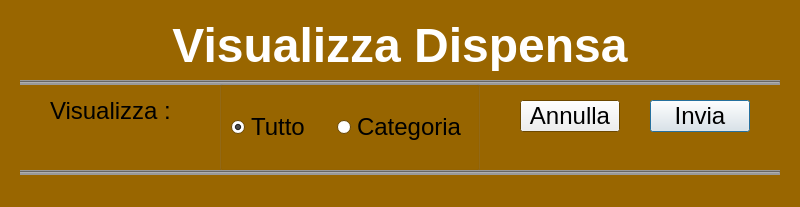
The window that Source/visualizza.ui (LoboBlanco761/Dispensa) describes before a commit, drawn with Qt 5.
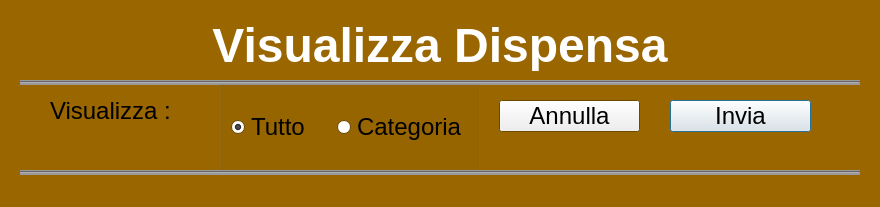
The same window after the commit.

Patch:
```diff
--- a/Source/visualizza.ui
+++ b/Source/visualizza.ui
@@ -6,7 +6,7 @@
    <rect>
     <x>0</x>
     <y>0</y>
-    <width>800</width>
+    <width>880</width>
     <height>207</height>
    </rect>
   </property>
@@ -68,9 +68,9 @@
   <widget class="QLabel" name="label">
    <property name="geometry">
     <rect>
-     <x>20</x>
+     <x>10</x>
      <y>20</y>
-     <width>760</width>
+     <width>860</width>
      <height>51</height>
     </rect>
    </property>
@@ -157,7 +157,7 @@
     <rect>
      <x>20</x>
      <y>80</y>
-     <width>760</width>
+     <width>840</width>
      <height>5</height>
     </rect>
    </property>
@@ -216,9 +216,9 @@
   <widget class="QPushButton" name="pushButton_2">
    <property name="geometry">
     <rect>
-     <x>650</x>
+     <x>670</x>
      <y>100</y>
-     <width>100</width>
+     <width>141</width>
      <height>32</height>
     </rect>
    </property>
@@ -231,7 +231,7 @@
     <rect>
      <x>20</x>
      <y>170</y>
-     <width>760</width>
+     <width>840</width>
      <height>5</height>
     </rect>
    </property>
@@ -245,9 +245,9 @@
   <widget class="QPushButton" name="pushButton_3">
    <property name="geometry">
     <rect>
-     <x>520</x>
+     <x>499</x>
      <y>100</y>
-     <width>100</width>
+     <width>141</width>
      <height>32</height>
     </rect>
    </property>
```
